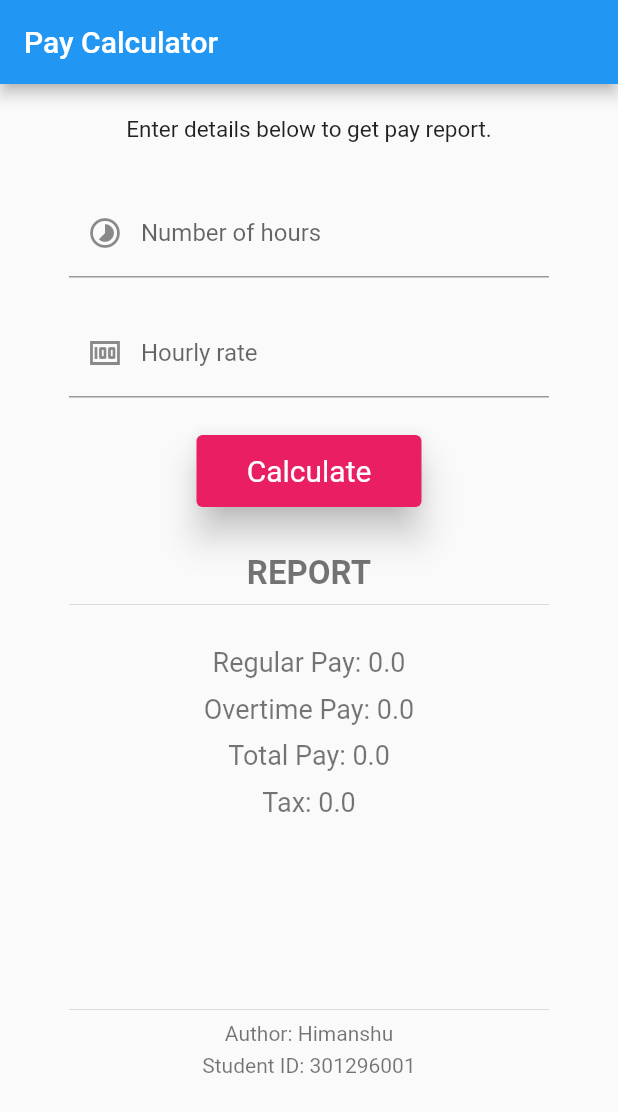
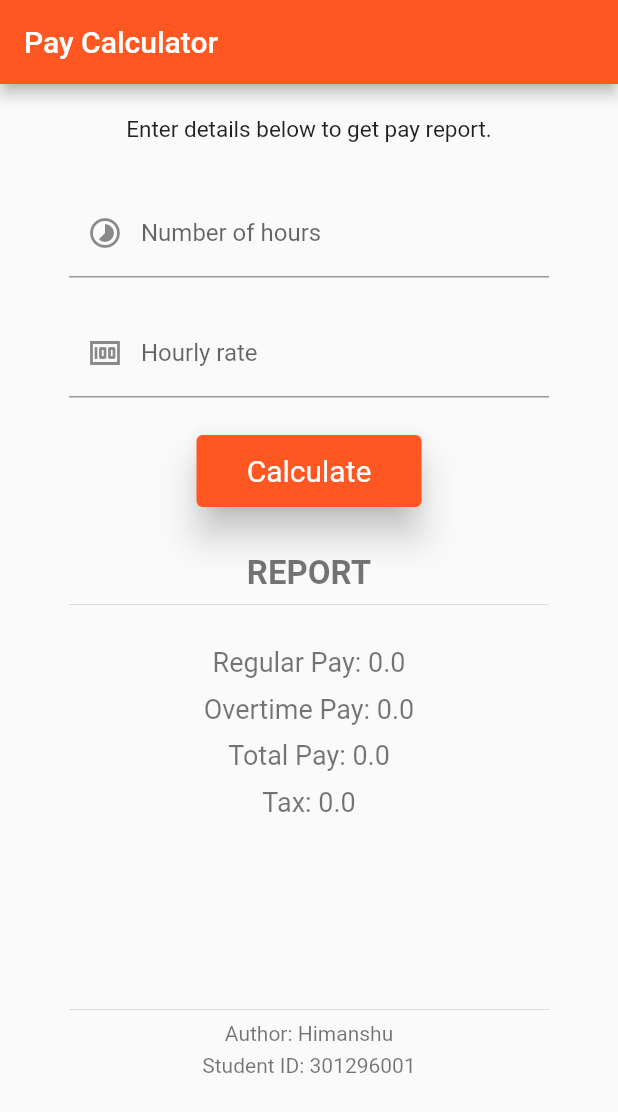
Before and after one commit to himanshu-himanshu/MAPD722-Flutter_A1, a Flutter app: the screen it shows after launch, on a phone screen of 412 x 824 dp. Shown: the top 1112 px of the screen. Run offline on Flutter 3.47's test engine with Material 2 defaults, Android fonts, the phone set to English and light mode, and no system bars.

Commit message:
Project Completed 🚀

```diff
--- a/lib/main.dart
+++ b/lib/main.dart
@@ -11,10 +11,10 @@ class MyApp extends StatelessWidget {
   @override
   Widget build(BuildContext context) {
     return MaterialApp(
-      title: 'Flutter Demo',
+      title: 'Pay Calculator',
       debugShowCheckedModeBanner: false,
       theme: ThemeData(
-        primarySwatch: Colors.blue,
+        primarySwatch: Colors.deepOrange,
       ),
       home: const MyHomePage(),
     );
@@ -112,7 +112,7 @@ class _MyHomePageState extends State<MyHomePage> {
                       },
                       style: ElevatedButton.styleFrom(
                           elevation: 10,
-                          backgroundColor: Colors.pink,
+                          backgroundColor: Colors.deepOrange,
                           textStyle: const TextStyle(fontSize: 20)),
                       child: const Text("Calculate"),
                     )),
@@ -210,13 +210,14 @@ class _MyHomePageState extends State<MyHomePage> {
     if (noh <= 40) {
       totalPay = (noh * hr).toString();
       regularPay = totalPay;
+      overtimePay = "0.0";
       tax = (double.parse(regularPay) * 0.18).toString();
     } else if (noh > 40) {
       overtimePay = ((noh - 40) * hr * 1.5).toString();
       regularPay = (40 * hr).toString();
       totalPay =
           (double.parse(overtimePay) + double.parse(regularPay)).toString();
-      tax = (double.parse(totalPay) * 0.18).toString();
+      tax = (double.parse(totalPay) * 0.18).toStringAsFixed(2);
     }
     numOfHourController.text = "";
     hourlyRateController.text = "";
```
